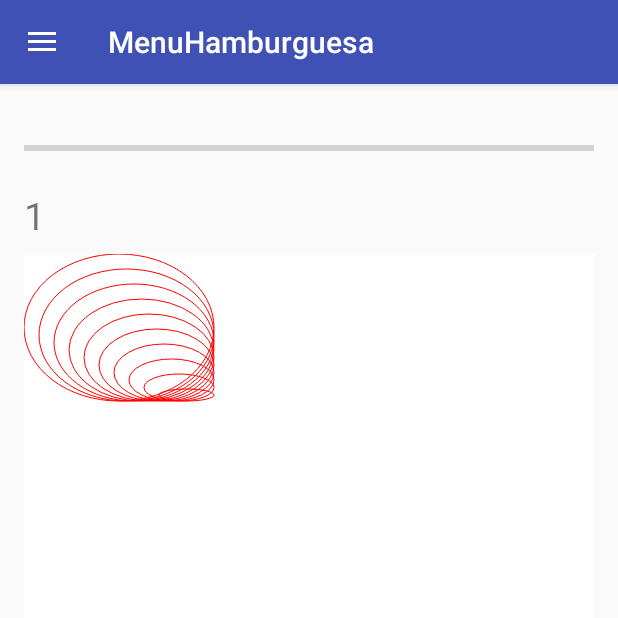
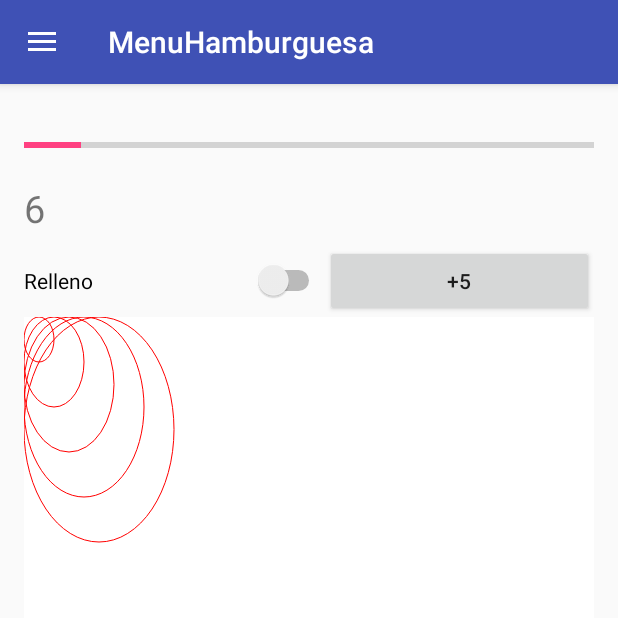
Before and after one commit to DeividHermin/MenuHamburguesa, an Android app: the screen it shows after launch (MainActivity), in the side drawer, after a tap on "Valor++", on a phone screen of 412 x 824 dp, the top half of it. Run offline under Robolectric (Android 15) with nearby library versions, the phone set to English and light mode, and no system bars.

Commit message:
El progress bar indica el numero de circulos/rectangulos/ovalos que se van a dibujar. El boton relleno indica si el dibujo estara relleno o no. Pulsar  el canvas indica donde estara el centro desde el que empezara a crear el dibujo

```diff
--- a/app/src/main/java/com/example/deivi/menuhamburguesa/MainActivity.java
+++ b/app/src/main/java/com/example/deivi/menuhamburguesa/MainActivity.java
@@ -12,6 +12,7 @@ import android.support.design.widget.FloatingActionButton;
 import android.support.design.widget.Snackbar;
 import android.support.v4.widget.TextViewCompat;
 import android.text.Layout;
+import android.view.MotionEvent;
 import android.view.View;
 import android.support.design.widget.NavigationView;
 import android.support.v4.view.GravityCompat;
@@ -23,14 +24,22 @@ import android.view.Menu;
 import android.view.MenuItem;
 import android.widget.LinearLayout;
 import android.widget.ProgressBar;
+import android.widget.RelativeLayout;
+import android.widget.Switch;
 import android.widget.TextView;
 import android.widget.Toast;
+
+import org.w3c.dom.Text;
+
+import static com.example.deivi.menuhamburguesa.R.id.textView;
 
 public class MainActivity extends AppCompatActivity
         implements NavigationView.OnNavigationItemSelectedListener {
 
     ProgressBar bar;
-    TextView tv;
+    public TextView tv;
+    public float cox, coy;
+    Switch sw;
     int i=0;
     int opc;
     //Lienzo fondo;
@@ -52,9 +61,10 @@ public class MainActivity extends AppCompatActivity
         NavigationView navigationView = (NavigationView) findViewById(R.id.nav_view);
         navigationView.setNavigationItemSelectedListener(this);
 
+        sw = (Switch)findViewById(R.id.switch1);
         tv = (TextView)findViewById(R.id.lbProgress);
         bar = (ProgressBar)findViewById(R.id.progressbar);
-        bar.setMax(100);
+        bar.setMax(50);
 
         //layout1 = (LinearLayout)findViewById(R.id.layout);
     }
@@ -92,10 +102,10 @@ public class MainActivity extends AppCompatActivity
         int id = item.getItemId();
 
 
-        LinearLayout layout1 = (LinearLayout)findViewById(R.id.layout);
+
         if (id == R.id.nav_circunferencias) {
             opc=1;
-            Toast.makeText(MainActivity.this, "opc1", Toast.LENGTH_SHORT).show();
+            //Toast.makeText(MainActivity.this, "opc1", Toast.LENGTH_SHORT).show();
         } else if (id == R.id.nav_rectangulos) {
             opc=2;
         } else if (id == R.id.nav_ovalos) {
@@ -108,8 +118,20 @@ public class MainActivity extends AppCompatActivity
             hilo();
         }
 
-        Lienzo fondo = new Lienzo(this);
+        RelativeLayout layout1 = (RelativeLayout)findViewById(R.id.layout);
+        layout1.setOnTouchListener( new View.OnTouchListener()
+        {
+            @Override
+            public boolean onTouch( View arg0, MotionEvent arg1 ) {
+                cox=arg1.getX();
+                coy=arg1.getY();
+                Toast.makeText(getApplication(), "X="+cox+" Y="+coy, Toast.LENGTH_SHORT).show();
+                return true;
+            }
+        });
+        Lienzo fondo = new Lienzo(this, tv, sw);
         layout1.addView(fondo);
+
         DrawerLayout drawer = (DrawerLayout) findViewById(R.id.drawer_layout);
         drawer.closeDrawer(GravityCompat.START);
         return true;
@@ -119,7 +141,7 @@ public class MainActivity extends AppCompatActivity
 
     public void pulsar(){
         bar.setVisibility(View.VISIBLE);
-        if (i>100)
+        if (i>50)
             i=0;
         bar.setProgress(i++);
         tv.setText(""+i);
@@ -133,7 +155,11 @@ public class MainActivity extends AppCompatActivity
     }
 
 
-
+    public void addFive(View v){
+        for(int i=0; i<5; i++){
+            pulsar();
+        }
+    }
 
     public void hilo(){
         AsyncTaskCargaDatos as=new AsyncTaskCargaDatos();
@@ -147,13 +173,13 @@ public class MainActivity extends AppCompatActivity
         @Override
         protected Boolean doInBackground(Void... params) {
 
-            for(int i=1; i<=10; i++) {
+            for(int i=1; i<=50; i++) {
                 //tareaLarga();
                 try {
-                    Thread.sleep(1000);}
+                    Thread.sleep(100);}
                 catch (InterruptedException e) {}
 
-                publishProgress(i*10);
+                publishProgress(i*1);
 
                 if(isCancelled())
                     break;
@@ -171,7 +197,7 @@ public class MainActivity extends AppCompatActivity
 
         @Override
         protected void onPreExecute() {
-            bar.setMax(100);
+            bar.setMax(50);
             bar.setProgress(0);
         }
 
@@ -191,21 +217,27 @@ public class MainActivity extends AppCompatActivity
 
     class Lienzo extends View {
 
-        public Lienzo(Context context) {
+        public Lienzo(Context context, TextView tv, Switch sw) {
             super(context);
         }
 
+        //TextView tv;
         protected void onDraw(Canvas canvas) {
-            Toast.makeText(MainActivity.this, "Entra onDraw", Toast.LENGTH_SHORT).show();
+            //Toast.makeText(MainActivity.this, "Entra onDraw", Toast.LENGTH_SHORT).show();
             int ancho = canvas.getWidth();
             int alto = canvas.getHeight();
+
+            //tv = (TextView)findViewById(R.id.lbProgress);
 
             Paint pincel1 = new Paint();
 
             limpiar(canvas, pincel1, ancho, alto);
 
-            pincel1.setARGB( 255, 255, 0, 0);
-            pincel1.setStyle(Paint.Style.STROKE);
+            pincel1.setARGB(255, 255, 0, 0);
+            if(sw.isChecked())
+                pincel1.setStyle(Paint.Style.FILL);
+            else
+                pincel1.setStyle(Paint.Style.STROKE);
 
             switch (opc){
                 case 1: dibujaCirculo(canvas, pincel1, ancho, alto);
@@ -221,28 +253,28 @@ public class MainActivity extends AppCompatActivity
             pincel1.setColor(Color.WHITE);
             pincel1.setStyle(Paint.Style.FILL);
             canvas.drawRect(0, 0, ancho, alto, pincel1);
-            Toast.makeText(MainActivity.this, "Limpiado", Toast.LENGTH_SHORT).show();
+            //Toast.makeText(MainActivity.this, "Limpiado", Toast.LENGTH_SHORT).show();
         }
 
         public void dibujaCirculo(Canvas canvas, Paint pincel1, int ancho, int alto){
-            for (int f = 0; f < 10; f++) {
-                canvas.drawCircle(ancho / 6, alto / 9, f * 15, pincel1);
+            for (int f = 0; f < Integer.parseInt(tv.getText().toString()); f++) {
+                canvas.drawCircle(cox, coy, f * 20, pincel1);
             }
-            Toast.makeText(MainActivity.this, "Circulo dibujado", Toast.LENGTH_SHORT).show();
+            //Toast.makeText(MainActivity.this, "Circulo dibujado", Toast.LENGTH_SHORT).show();
         }
 
         public void dibujaRectangulo(Canvas canvas, Paint pincel1, int ancho, int alto){
-            for (int f = 0; f < 40; f++) {
-                canvas.drawRect(f*15, f*15, f*15+300, f*15+300, pincel1);
+            for (int f = 0; f < Integer.parseInt(tv.getText().toString()); f++) {
+                canvas.drawRect(cox, coy, f*15+300, f*15+300, pincel1);
             }
-            Toast.makeText(MainActivity.this, "Rectangulo dibujado", Toast.LENGTH_SHORT).show();
+            //Toast.makeText(MainActivity.this, "Rectangulo dibujado", Toast.LENGTH_SHORT).show();
         }
 
         public void dibujaOvalo(Canvas canvas, Paint pincel1, int ancho, int alto){
-            for (int f = 0; f < 10; f++) {
-                canvas.drawOval(ancho / 3, alto / 4, f * 15, f * 15, pincel1);
+            for (int f = 0; f < Integer.parseInt(tv.getText().toString()); f++) {
+                canvas.drawOval(cox, coy / 4, f * 30, f * 45, pincel1);
             }
-            Toast.makeText(MainActivity.this, "Ovalo dibujado", Toast.LENGTH_SHORT).show();
+            //Toast.makeText(MainActivity.this, "Ovalo dibujado", Toast.LENGTH_SHORT).show(); Integer.parseInt(tv.getText().toString())
         }
     }
 }
--- a/app/src/main/res/layout/content_main.xml
+++ b/app/src/main/res/layout/content_main.xml
@@ -17,10 +17,10 @@
         android:orientation="vertical"
         android:layout_width="match_parent"
         android:layout_height="match_parent"
-        android:layout_alignParentEnd="true"
+        android:weightSum="1"
+        android:id="@+id/layoutMain"
         android:layout_alignParentTop="true"
-        android:weightSum="1"
-        android:id="@+id/layoutMain">
+        android:layout_alignParentStart="true">
 
         <ProgressBar
             style="?android:attr/progressBarStyleHorizontal"
@@ -42,8 +42,32 @@
         <LinearLayout
             android:orientation="horizontal"
             android:layout_width="match_parent"
-            android:layout_height="392dp"
-            android:id="@+id/layout"></LinearLayout>
+            android:layout_height="48dp">
+
+            <Switch
+                android:text="Relleno"
+                android:layout_width="110dp"
+                android:layout_height="wrap_content"
+                android:id="@+id/switch1"
+                android:textOn="Stroke"
+                android:textOff="Fill"
+                android:layout_weight="1" />
+
+            <Button
+                android:text="+5"
+                android:layout_width="wrap_content"
+                android:layout_height="wrap_content"
+                android:id="@+id/button"
+                android:layout_weight="1"
+                android:onClick="addFive" />
+
+        </LinearLayout>
+
+        <RelativeLayout
+            android:orientation="horizontal"
+            android:layout_width="match_parent"
+            android:layout_height="379dp"
+            android:id="@+id/layout"></RelativeLayout>
 
     </LinearLayout>
 </RelativeLayout>
```
